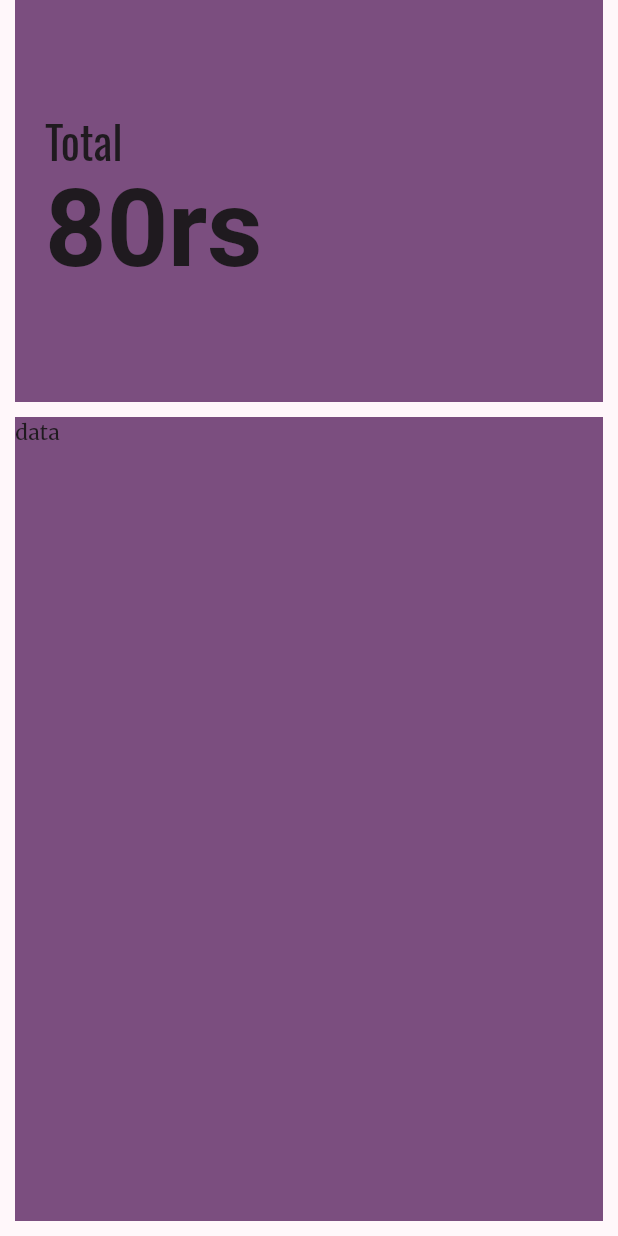
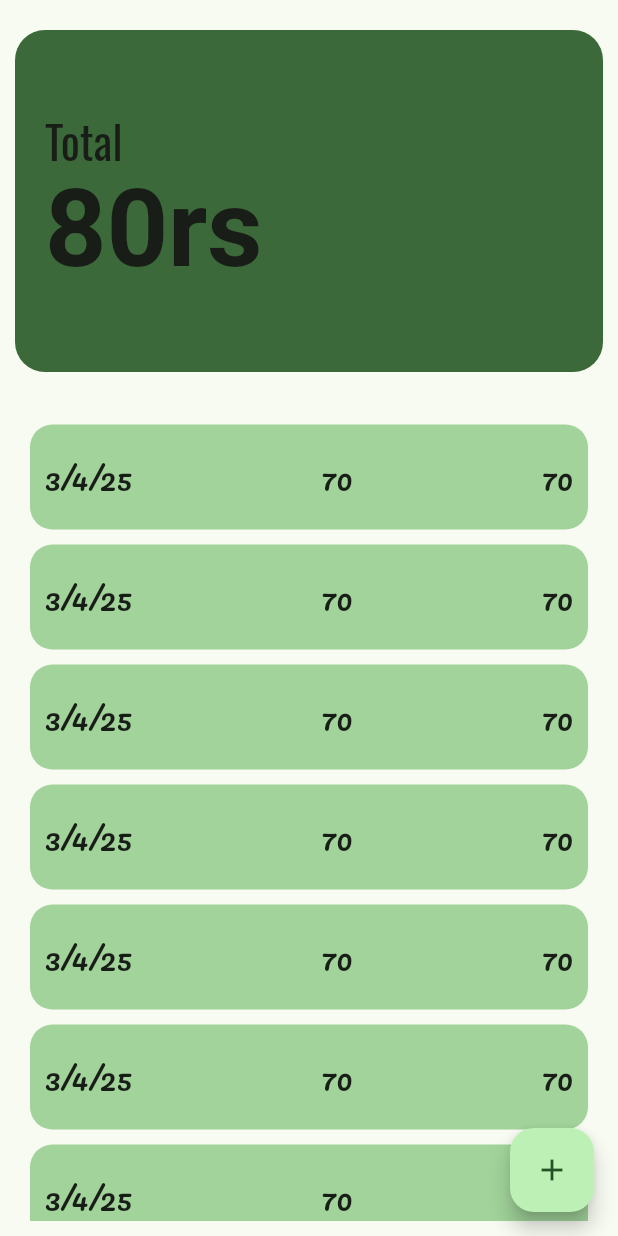
Before and after one commit to Arjunkvl/register, a Flutter app: the screen it shows after launch, on a phone screen of 412 x 824 dp. Run offline on Flutter 3.47's test engine with Material 3 defaults, Android fonts, the phone set to English and light mode, and no system bars; our stand-ins replace google_fonts.

Commit message:
minor update

```diff
--- a/lib/Presentation/HomePage/home_page.dart
+++ b/lib/Presentation/HomePage/home_page.dart
@@ -1,4 +1,6 @@
 import 'package:flutter/material.dart';
+import 'package:register/Presentation/HomePage/widgets/bottom_sheet.dart';
+import 'package:register/Presentation/HomePage/widgets/list_tile.dart';
 
 class HomePage extends StatelessWidget {
   const HomePage({super.key});
@@ -6,6 +8,17 @@ class HomePage extends StatelessWidget {
   @override
   Widget build(BuildContext context) {
     return Scaffold(
+      resizeToAvoidBottomInset: false,
+      floatingActionButton: FloatingActionButton(
+        onPressed: () {
+          showModalBottomSheet(
+            // isScrollControlled: true,
+            context: context,
+            builder: (context) => CstmBottomSheet(),
+          );
+        },
+        child: Icon(Icons.add),
+      ),
       body: SafeArea(
         child: Column(
           crossAxisAlignment: CrossAxisAlignment.stretch,
@@ -13,17 +26,22 @@ class HomePage extends StatelessWidget {
             Expanded(
               flex: 1,
               child: Padding(
-                padding: const EdgeInsets.symmetric(horizontal: 10),
+                padding: const EdgeInsets.symmetric(horizontal: 10,vertical: 20),
                 child: Container(
-                  color: Theme.of(context).colorScheme.primary,
-                  //decoration: BoxDecoration(color: Colors.black),
+                  decoration: BoxDecoration(
+                    color: Theme.of(context).colorScheme.primary,
+                    borderRadius: BorderRadius.circular(20)
+                  ),
                   child: Padding(
                     padding: const EdgeInsets.symmetric(horizontal: 20),
                     child: Column(
                       crossAxisAlignment: CrossAxisAlignment.start,
                       mainAxisAlignment: MainAxisAlignment.center,
                       children: [
-                        Text("Total",style: Theme.of(context).textTheme.titleLarge,),
+                        Text(
+                          "Total",
+                          style: Theme.of(context).textTheme.titleLarge,
+                        ),
                         Text(
                           "80rs",
                           style: Theme.of(context).textTheme.displayLarge,
@@ -39,10 +57,9 @@ class HomePage extends StatelessWidget {
               flex: 2,
               child: Padding(
                 padding: const EdgeInsets.symmetric(horizontal: 10),
-                child: Container(
-                  color: Theme.of(context).colorScheme.primary,
-                  //decoration: BoxDecoration(color: Colors.black),
-                  child: Text("data"),
+                child: ListView.builder(
+                  itemCount: 50,
+                  itemBuilder: (context, index) => CstListTile(),
                 ),
               ),
             ),
--- a/lib/Presentation/HomePage/widgets/list_tile.dart
+++ b/lib/Presentation/HomePage/widgets/list_tile.dart
@@ -1,10 +1,30 @@
 import 'package:flutter/material.dart';
 
-class ListTile extends StatelessWidget {
-  const ListTile({super.key});
+class CstListTile extends StatelessWidget {
+  const CstListTile({super.key});
 
   @override
   Widget build(BuildContext context) {
-    return const SizedBox(height: 70, width: 300);
+    return Padding(
+      padding: const EdgeInsets.symmetric(vertical: 5,horizontal: 10),
+      child: Container(
+        decoration: BoxDecoration(
+           color: Theme.of(context).colorScheme.inversePrimary,
+           borderRadius: BorderRadius.circular(15)
+        ),
+        padding: EdgeInsets.symmetric(horizontal: 10),
+        height: 70,
+        width: 300,
+
+        child: Row(
+          mainAxisAlignment: MainAxisAlignment.spaceBetween,
+          children: [
+            Text("3/4/25", style: Theme.of(context).textTheme.displaySmall),
+            Text("70", style: Theme.of(context).textTheme.displaySmall),
+            Text("70", style: Theme.of(context).textTheme.displaySmall),
+          ],
+        ),
+      ),
+    );
   }
 }
--- a/lib/main.dart
+++ b/lib/main.dart
@@ -1,7 +1,6 @@
 import 'package:flutter/material.dart';
 import 'package:google_fonts/google_fonts.dart';
-
-import 'Presentation/HomePage/home_page.dart';
+import 'package:register/Presentation/HomePage/home_page.dart';
 
 void main(List<String> args) {
   runApp(App());
@@ -14,7 +13,7 @@ class App extends StatelessWidget {
   Widget build(BuildContext context) {
     return MaterialApp(
       theme: ThemeData(
-        colorScheme: ColorScheme.fromSeed(seedColor: Colors.purple),
+        colorScheme: ColorScheme.fromSeed(seedColor: Colors.green),
         textTheme: TextTheme(
           displayLarge: const TextStyle(
             fontSize: 72,
@@ -26,7 +25,9 @@ class App extends StatelessWidget {
             // fontStyle: FontStyle.italic,
           ),
           bodyMedium: GoogleFonts.merriweather(),
-          displaySmall: GoogleFonts.pacifico(),
+          displaySmall: GoogleFonts.pacifico(
+            fontSize: 20
+          ),
         ),
       ),
       home: HomePage(),
```
Also changed, not shown: lib/Presentation/HomePage/widgets/bottom_sheet.dart (added, +56 -0 lines), 1 other file.
